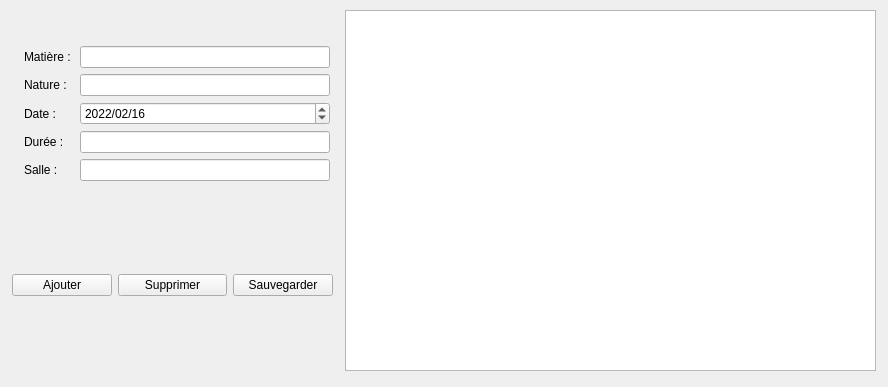
The window that widget.ui (maxkzime/IHM_TP4-5_EX1_FORM-EDT-IHM-BD) describes before a commit, drawn with Qt 5.
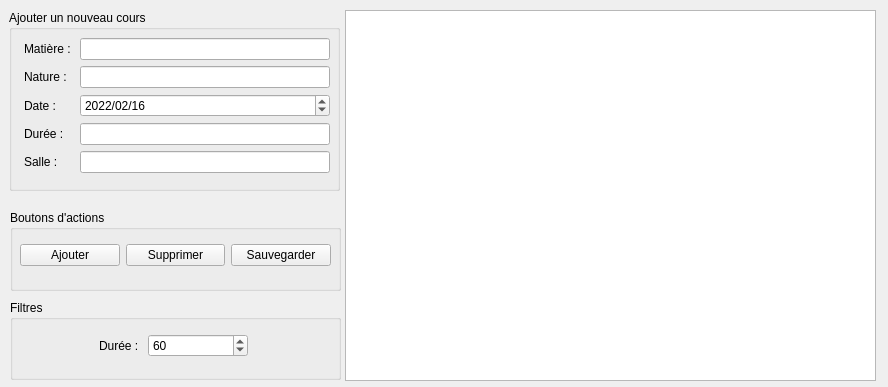
The same window after the commit.

What changed in the file:
```diff
--- a/widget.ui
+++ b/widget.ui
@@ -13,15 +13,116 @@
   <property name="windowTitle">
    <string>Widget</string>
   </property>
-  <widget class="QWidget" name="">
+  <widget class="QTableView" name="tvTable">
    <property name="geometry">
     <rect>
-     <x>14</x>
-     <y>23</y>
-     <width>321</width>
+     <x>345</x>
+     <y>10</y>
+     <width>531</width>
+     <height>371</height>
+    </rect>
+   </property>
+   <property name="alternatingRowColors">
+    <bool>true</bool>
+   </property>
+   <property name="sortingEnabled">
+    <bool>true</bool>
+   </property>
+  </widget>
+  <widget class="QGroupBox" name="gb_buttons">
+   <property name="geometry">
+    <rect>
+     <x>10</x>
+     <y>210</y>
+     <width>331</width>
+     <height>81</height>
+    </rect>
+   </property>
+   <property name="title">
+    <string>Boutons d'actions</string>
+   </property>
+   <widget class="QWidget" name="layoutWidget">
+    <property name="geometry">
+     <rect>
+      <x>10</x>
+      <y>20</y>
+      <width>311</width>
+      <height>51</height>
+     </rect>
+    </property>
+    <layout class="QHBoxLayout" name="hl_buttons" stretch="10,0,10">
+     <property name="sizeConstraint">
+      <enum>QLayout::SetDefaultConstraint</enum>
+     </property>
+     <property name="topMargin">
+      <number>0</number>
+     </property>
+     <property name="bottomMargin">
+      <number>0</number>
+     </property>
+     <item>
+      <widget class="QPushButton" name="addButton">
+       <property name="maximumSize">
+        <size>
+         <width>100</width>
+         <height>16777215</height>
+        </size>
+       </property>
+       <property name="text">
+        <string>Ajouter</string>
+       </property>
+      </widget>
+     </item>
+     <item>
+      <widget class="QPushButton" name="deleteButton">
+       <property name="sizePolicy">
+        <sizepolicy hsizetype="Minimum" vsizetype="Maximum">
+         <horstretch>0</horstretch>
+         <verstretch>0</verstretch>
+        </sizepolicy>
+       </property>
+       <property name="text">
+        <string>Supprimer</string>
+       </property>
+      </widget>
+     </item>
+     <item>
+      <widget class="QPushButton" name="submitButton">
+       <property name="maximumSize">
+        <size>
+         <width>100</width>
+         <height>16777215</height>
+        </size>
+       </property>
+       <property name="text">
+        <string>Sauvegarder</string>
+       </property>
+      </widget>
+     </item>
+    </layout>
+   </widget>
+  </widget>
+  <widget class="QGroupBox" name="gb_actions">
+   <property name="geometry">
+    <rect>
+     <x>9</x>
+     <y>10</y>
+     <width>331</width>
      <height>181</height>
     </rect>
    </property>
+   <property name="title">
+    <string>Ajouter un nouveau cours</string>
+   </property>
+   <widget class="QWidget" name="layoutWidget">
+    <property name="geometry">
+     <rect>
+      <x>0</x>
+      <y>20</y>
+      <width>331</width>
+      <height>151</height>
+     </rect>
+    </property>
    <layout class="QFormLayout" name="lf_form">
     <property name="labelAlignment">
      <set>Qt::AlignLeading|Qt::AlignLeft|Qt::AlignVCenter</set>
@@ -29,13 +130,6 @@
     <property name="formAlignment">
      <set>Qt::AlignCenter</set>
     </property>
-    <item row="0" column="0">
-     <widget class="QLabel" name="l_subject">
-      <property name="text">
-       <string>Matière : </string>
-      </property>
-     </widget>
-    </item>
     <item row="0" column="1">
      <widget class="QLineEdit" name="le_subject">
       <property name="maximumSize">
@@ -109,7 +203,7 @@
        </datetime>
       </property>
       <property name="currentSection">
-       <enum>QDateTimeEdit::DaySection</enum>
+        <enum>QDateTimeEdit::YearSection</enum>
       </property>
       <property name="displayFormat">
        <string>yyyy/MM/dd</string>
@@ -150,77 +244,78 @@
       </property>
      </widget>
     </item>
-   </layout>
-  </widget>
-  <widget class="QWidget" name="">
+     <item row="0" column="0">
+      <widget class="QLabel" name="l_subject">
+       <property name="text">
+        <string>Matière : </string>
+       </property>
+      </widget>
+     </item>
+    </layout>
+   </widget>
+  </widget>
+  <widget class="QGroupBox" name="gb_filters">
    <property name="geometry">
     <rect>
-     <x>12</x>
-     <y>250</y>
-     <width>321</width>
-     <height>71</height>
+     <x>10</x>
+     <y>300</y>
+     <width>331</width>
+     <height>80</height>
     </rect>
    </property>
-   <layout class="QHBoxLayout" name="hl_buttons" stretch="10,0,10">
-    <property name="sizeConstraint">
-     <enum>QLayout::SetDefaultConstraint</enum>
-    </property>
-    <property name="topMargin">
-     <number>0</number>
+   <property name="title">
+    <string>Filtres</string>
+   </property>
+   <widget class="QWidget" name="formLayoutWidget">
+    <property name="geometry">
+     <rect>
+      <x>10</x>
+      <y>20</y>
+      <width>301</width>
+      <height>51</height>
+     </rect>
     </property>
-    <property name="bottomMargin">
-     <number>0</number>
-    </property>
-    <item>
-     <widget class="QPushButton" name="addButton">
+    <layout class="QFormLayout" name="formLayout">
+     <property name="labelAlignment">
+      <set>Qt::AlignCenter</set>
+     </property>
+     <property name="formAlignment">
+      <set>Qt::AlignCenter</set>
+     </property>
+     <item row="0" column="1">
+      <widget class="QDoubleSpinBox" name="dsb_duration">
       <property name="maximumSize">
        <size>
         <width>100</width>
         <height>16777215</height>
        </size>
       </property>
-      <property name="text">
-       <string>Ajouter</string>
-      </property>
-     </widget>
-    </item>
-    <item>
-     <widget class="QPushButton" name="deleteButton">
-      <property name="sizePolicy">
-       <sizepolicy hsizetype="Minimum" vsizetype="Maximum">
-        <horstretch>0</horstretch>
-        <verstretch>0</verstretch>
-       </sizepolicy>
-      </property>
-      <property name="text">
-       <string>Supprimer</string>
-      </property>
-     </widget>
-    </item>
-    <item>
-     <widget class="QPushButton" name="submitButton">
-      <property name="maximumSize">
-       <size>
-        <width>100</width>
-        <height>16777215</height>
-       </size>
-      </property>
+       <property name="decimals">
+        <number>0</number>
+       </property>
+       <property name="minimum">
+        <double>30.000000000000000</double>
+       </property>
+       <property name="maximum">
+        <double>240.000000000000000</double>
+       </property>
+       <property name="singleStep">
+        <double>10.000000000000000</double>
+       </property>
+       <property name="value">
+        <double>60.000000000000000</double>
+       </property>
+      </widget>
+     </item>
+     <item row="0" column="0">
+      <widget class="QLabel" name="l_duration_2">
       <property name="text">
-       <string>Sauvegarder</string>
+        <string>Durée : </string>
       </property>
      </widget>
     </item>
    </layout>
   </widget>
-  <widget class="QTableView" name="tableView">
-   <property name="geometry">
-    <rect>
-     <x>345</x>
-     <y>10</y>
-     <width>531</width>
-     <height>361</height>
-    </rect>
-   </property>
   </widget>
  </widget>
  <resources/>
```
Lines whose indentation alone changed are shown as unchanged.
